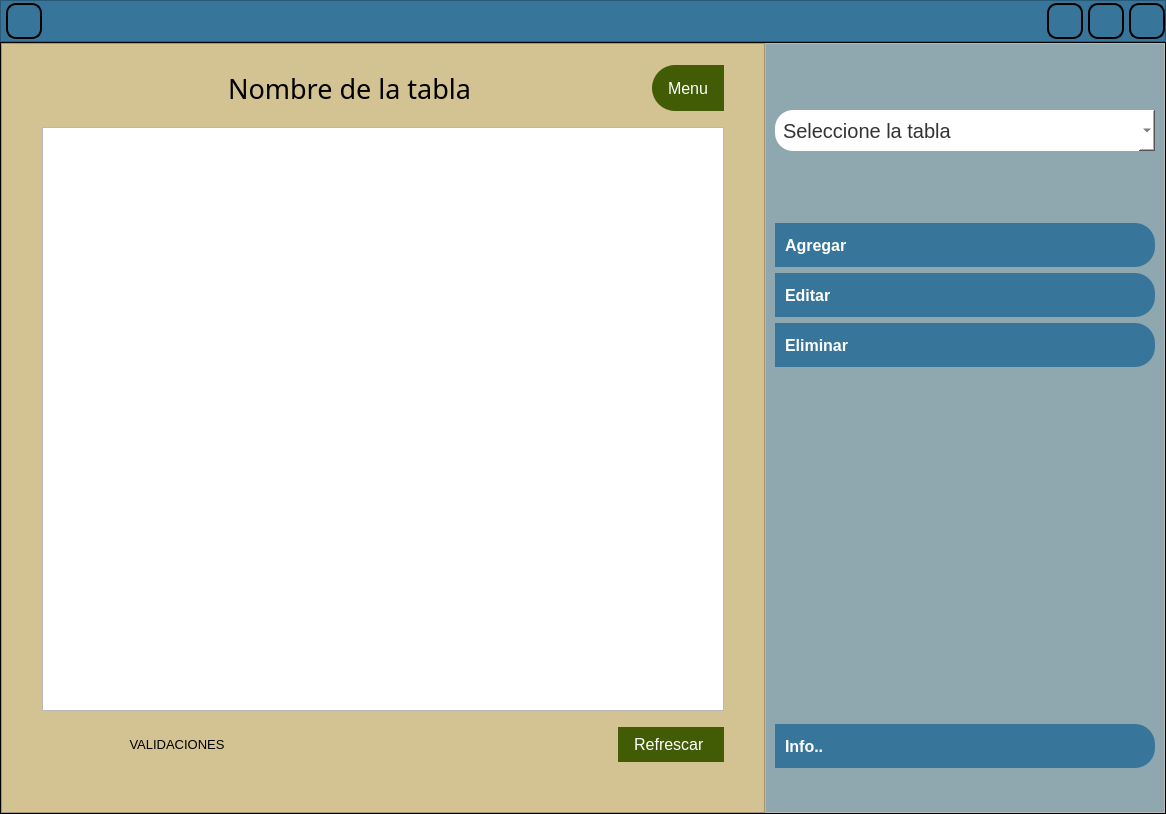
Above: new_interfaz.ui from Marco25005/proyectoDataBase before the change. Below: the same form after it.
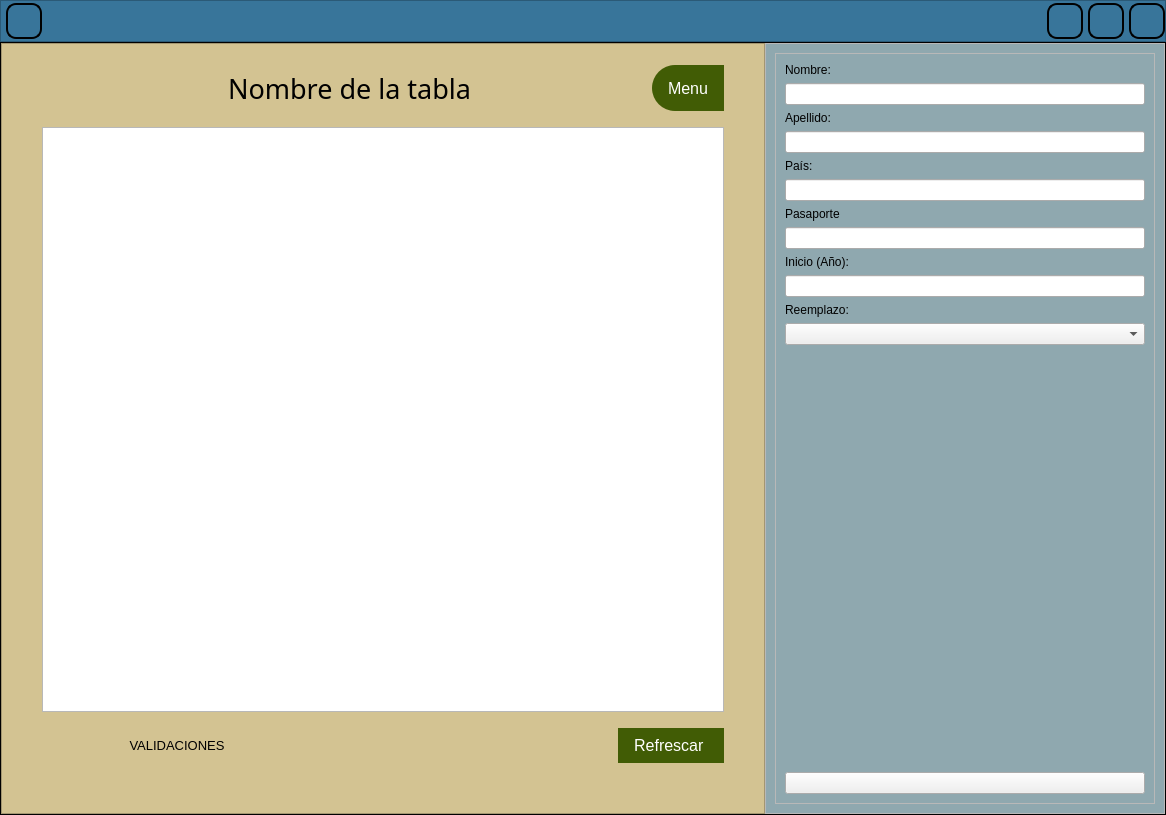
That is the form after the change. Icons and pictures are not drawn.

Commit message: Paginas agregar arbitro y agregar partido implementadas en la interfaz

Diff of the .ui file:
```diff
--- a/new_interfaz.ui
+++ b/new_interfaz.ui
@@ -7,7 +7,7 @@
     <x>0</x>
     <y>0</y>
     <width>1166</width>
-    <height>814</height>
+    <height>815</height>
    </rect>
   </property>
   <property name="windowTitle">
@@ -517,7 +517,7 @@
           <item>
            <widget class="QStackedWidget" name="stackedw">
             <property name="currentIndex">
-             <number>0</number>
+             <number>1</number>
             </property>
             <widget class="QWidget" name="page_menu">
              <layout class="QVBoxLayout" name="verticalLayout_6">
@@ -613,8 +613,6 @@
                     <property name="font">
                      <font>
                       <pointsize>-1</pointsize>
-                      <weight>75</weight>
-                      <bold>true</bold>
                       <underline>false</underline>
                       <strikeout>false</strikeout>
                      </font>
@@ -636,8 +634,6 @@
                     <property name="font">
                      <font>
                       <pointsize>-1</pointsize>
-                      <weight>75</weight>
-                      <bold>true</bold>
                       <underline>false</underline>
                       <strikeout>false</strikeout>
                      </font>
@@ -659,8 +655,6 @@
                     <property name="font">
                      <font>
                       <pointsize>-1</pointsize>
-                      <weight>75</weight>
-                      <bold>true</bold>
                       <underline>false</underline>
                       <strikeout>false</strikeout>
                      </font>
@@ -711,8 +705,6 @@
                     <property name="font">
                      <font>
                       <pointsize>-1</pointsize>
-                      <weight>75</weight>
-                      <bold>true</bold>
                       <underline>false</underline>
                       <strikeout>false</strikeout>
                      </font>
@@ -735,7 +727,110 @@
               </item>
              </layout>
             </widget>
-            <widget class="QWidget" name="page_2"/>
+            <widget class="QWidget" name="page_agg_arbitro">
+             <layout class="QVBoxLayout" name="verticalLayout_9">
+              <item>
+               <widget class="QFrame" name="fr_arbitro">
+                <property name="frameShape">
+                 <enum>QFrame::StyledPanel</enum>
+                </property>
+                <property name="frameShadow">
+                 <enum>QFrame::Raised</enum>
+                </property>
+                <layout class="QVBoxLayout" name="verticalLayout_8">
+                 <item>
+                  <layout class="QVBoxLayout" name="verticalLayout_7">
+                   <item>
+                    <widget class="QLabel" name="label_4">
+                     <property name="text">
+                      <string>Nombre:</string>
+                     </property>
+                    </widget>
+                   </item>
+                   <item>
+                    <widget class="QLineEdit" name="lineEdit_nombre"/>
+                   </item>
+                   <item>
+                    <widget class="QLabel" name="label_5">
+                     <property name="text">
+                      <string>Apellido:</string>
+                     </property>
+                    </widget>
+                   </item>
+                   <item>
+                    <widget class="QLineEdit" name="lineEdit_apellido"/>
+                   </item>
+                   <item>
+                    <widget class="QLabel" name="label_6">
+                     <property name="text">
+                      <string>País:</string>
+                     </property>
+                    </widget>
+                   </item>
+                   <item>
+                    <widget class="QLineEdit" name="lineEdit_pais"/>
+                   </item>
+                   <item>
+                    <widget class="QLabel" name="label_7">
+                     <property name="text">
+                      <string>Pasaporte</string>
+                     </property>
+                    </widget>
+                   </item>
+                   <item>
+                    <widget class="QLineEdit" name="lineEdit_pasaporte"/>
+                   </item>
+                   <item>
+                    <widget class="QLabel" name="label_8">
+                     <property name="text">
+                      <string>Inicio (Año):</string>
+                     </property>
+                    </widget>
+                   </item>
+                   <item>
+                    <widget class="QLineEdit" name="lineEdit_inicio"/>
+                   </item>
+                   <item>
+                    <widget class="QLabel" name="label_9">
+                     <property name="text">
+                      <string>Reemplazo:</string>
+                     </property>
+                    </widget>
+                   </item>
+                   <item>
+                    <widget class="QComboBox" name="cb_reemplazo"/>
+                   </item>
+                  </layout>
+                 </item>
+                 <item>
+                  <spacer name="verticalSpacer_3">
+                   <property name="orientation">
+                    <enum>Qt::Vertical</enum>
+                   </property>
+                   <property name="sizeHint" stdset="0">
+                    <size>
+                     <width>20</width>
+                     <height>40</height>
+                    </size>
+                   </property>
+                  </spacer>
+                 </item>
+                 <item>
+                  <widget class="QPushButton" name="pushButton">
+                   <property name="text">
+                    <string/>
+                   </property>
+                   <property name="icon">
+                    <iconset resource="icons.qrc">
+                     <normaloff>:/icons/icons/arrow-left.svg</normaloff>:/icons/icons/arrow-left.svg</iconset>
+                   </property>
+                  </widget>
+                 </item>
+                </layout>
+               </widget>
+              </item>
+             </layout>
+            </widget>
            </widget>
           </item>
          </layout>
```
Left out of the diff: 9 changed lines with no effect on the pictures. The commit also changes 2 other files.
